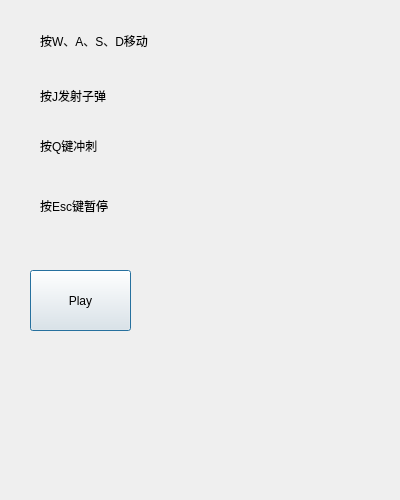
Before: the Qt Designer form bossintro.ui in aaaMsLIUfruit/RunningDino, drawn with Qt 5.
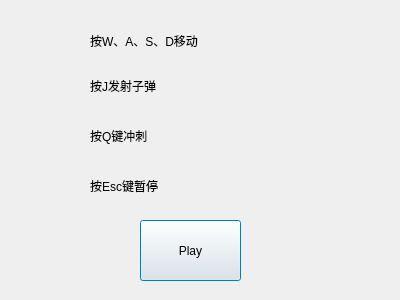
After: the same form once the commit is applied.

```diff
--- a/bossintro.ui
+++ b/bossintro.ui
@@ -7,7 +7,7 @@
     <x>0</x>
     <y>0</y>
     <width>400</width>
-    <height>500</height>
+    <height>300</height>
    </rect>
   </property>
   <property name="windowTitle">
@@ -16,8 +16,8 @@
   <widget class="QPushButton" name="BossPlayButton">
    <property name="geometry">
     <rect>
-     <x>30</x>
-     <y>270</y>
+     <x>140</x>
+     <y>220</y>
      <width>101</width>
      <height>61</height>
     </rect>
@@ -29,7 +29,7 @@
   <widget class="QLabel" name="intro_1">
    <property name="geometry">
     <rect>
-     <x>40</x>
+     <x>90</x>
      <y>20</y>
      <width>271</width>
      <height>41</height>
@@ -48,8 +48,8 @@
   <widget class="QLabel" name="intro_2">
    <property name="geometry">
     <rect>
-     <x>40</x>
-     <y>80</y>
+     <x>90</x>
+     <y>70</y>
      <width>231</width>
      <height>31</height>
     </rect>
@@ -61,8 +61,8 @@
   <widget class="QLabel" name="intro_3">
    <property name="geometry">
     <rect>
-     <x>40</x>
-     <y>130</y>
+     <x>90</x>
+     <y>120</y>
      <width>191</width>
      <height>31</height>
     </rect>
@@ -74,8 +74,8 @@
   <widget class="QLabel" name="intro_4">
    <property name="geometry">
     <rect>
-     <x>40</x>
-     <y>190</y>
+     <x>90</x>
+     <y>170</y>
      <width>161</width>
      <height>31</height>
     </rect>
```
